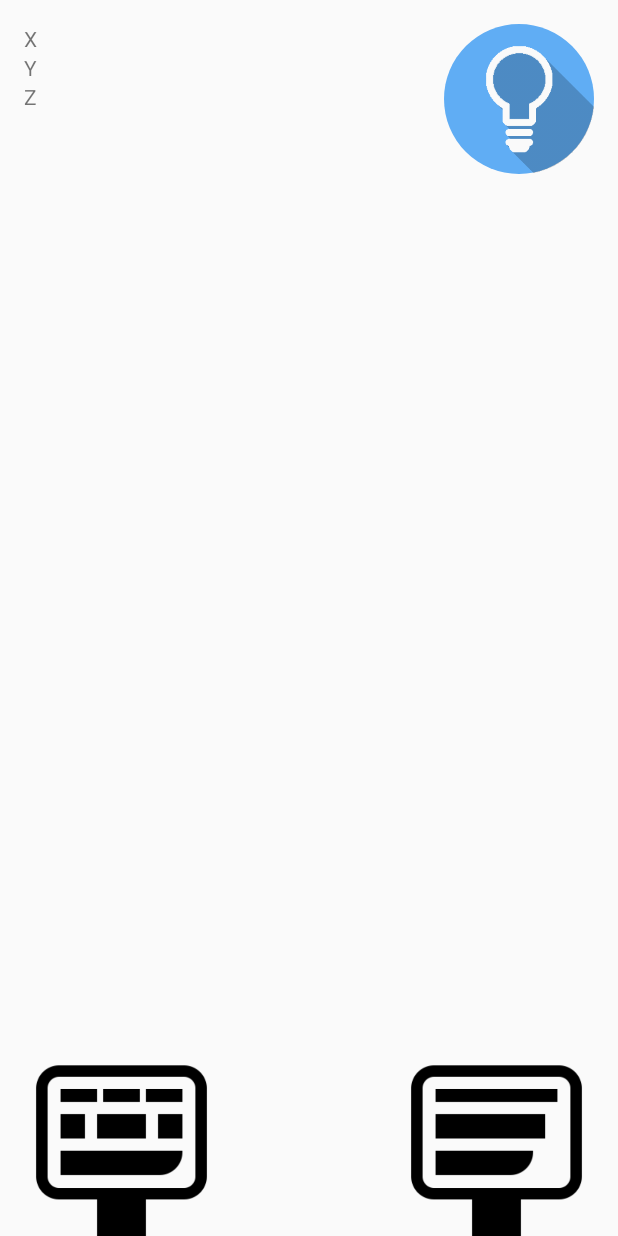
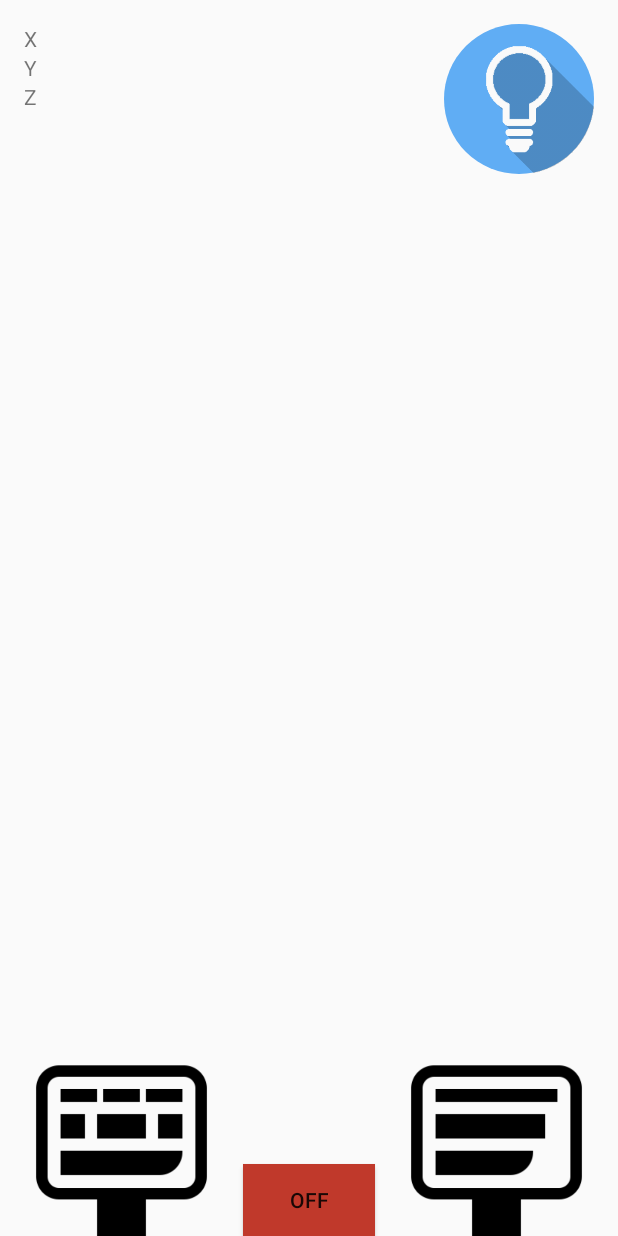
Before and after one commit to ramosisw/CiCarCamPi, an Android app: the layout activity_accelerometer_controller.xml on its own in the app's theme, with its tools: preview values and no code run, on a phone screen of 412 x 824 dp. Run offline under Robolectric (Android 15) with nearby library versions, the phone set to English and light mode, and no system bars.

Commit message:
Se agrego boton de control On/Off en vista de Acelerometro

```diff
--- /dev/null
+++ b/socket/src/main/res/drawable/drw_btn_connection.xml
@@ -0,0 +1,27 @@
+<selector xmlns:android="http://schemas.android.com/apk/res/android">
+    <item android:state_checked="true">
+        <shape>
+            <solid android:color="#ff27ae60" />
+            <!--corners android:topLeftRadius="50dp" android:topRightRadius="50dp" android:bottomLeftRadius="50dp" android:bottomRightRadius="50dp" /-->
+        </shape>
+    </item>
+    <item android:state_checked="true" android:state_pressed="true">
+        <shape>
+            <solid android:color="#27ae60" />
+            <!--corners android:topLeftRadius="50dp" android:topRightRadius="50dp" android:bottomLeftRadius="50dp" android:bottomRightRadius="50dp" /-->
+        </shape>
+    </item>
+
+    <item android:state_pressed="true">
+        <shape>
+            <solid android:color="#e74c3c" />
+            <!--corners android:topLeftRadius="50dp" android:topRightRadius="50dp" android:bottomLeftRadius="50dp" android:bottomRightRadius="50dp" /-->
+        </shape>
+    </item>
+    <item>
+        <shape>
+            <solid android:color="#c0392b" />
+            <!--corners android:topLeftRadius="50dp" android:topRightRadius="50dp" android:bottomLeftRadius="50dp" android:bottomRightRadius="50dp" /-->
+        </shape>
+    </item>
+</selector>
--- a/socket/src/main/res/layout/activity_accelerometer_controller.xml
+++ b/socket/src/main/res/layout/activity_accelerometer_controller.xml
@@ -56,4 +56,14 @@
         android:layout_alignParentTop="true"
         android:layout_alignParentRight="true"
         android:layout_alignParentEnd="true" />
+
+    <ToggleButton
+        android:layout_width="wrap_content"
+        android:layout_height="wrap_content"
+        android:text="New ToggleButton"
+        android:id="@+id/btn_connected"
+        android:layout_alignParentBottom="true"
+        android:layout_centerHorizontal="true"
+        android:checked="false"
+        android:background="@drawable/drw_btn_connection" />
 </RelativeLayout>
```
Also changed, not shown: socket/src/main/java/mx/itson/cicarcampi/socket/AccelerometerController.java (+23 -11 lines), socket/src/main/java/mx/itson/cicarcampi/socket/vistas/Startup.java (+2 -9 lines), 1 other file.
